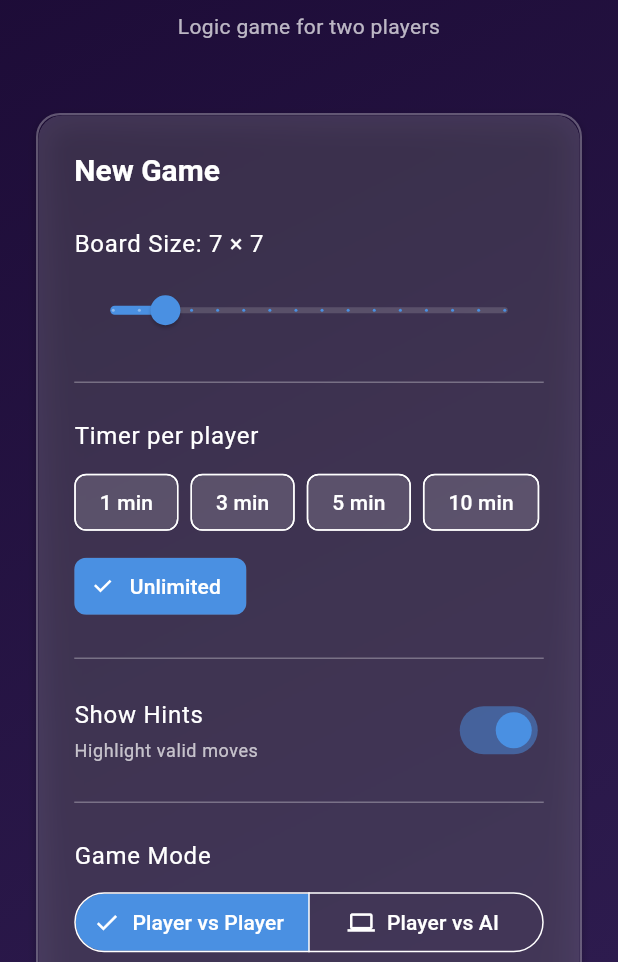
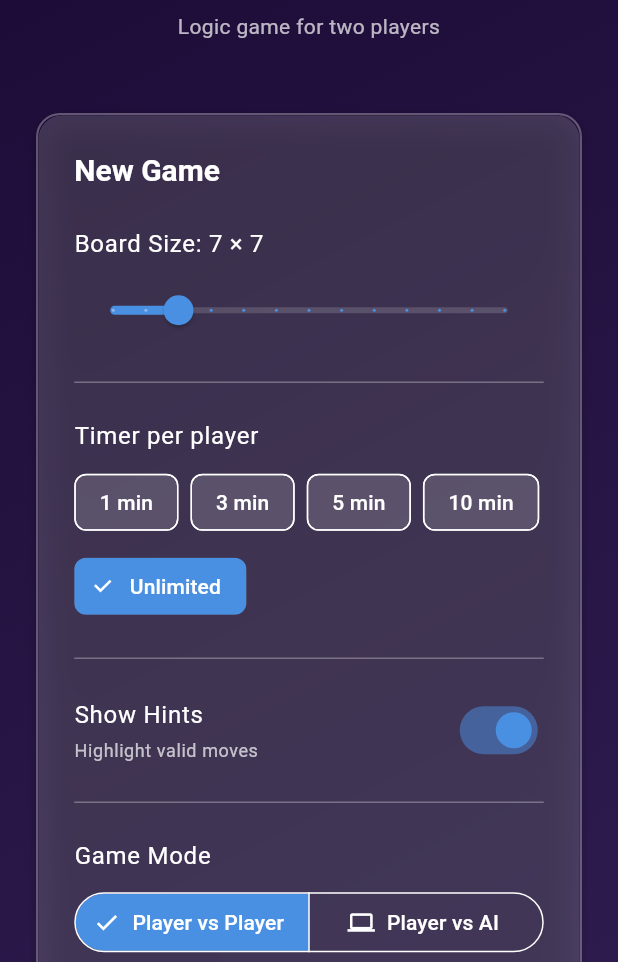
Before and after one commit to sgazz/Squart, a Flutter app: the screen it shows after launch, after a tap on the "close" icon, on a phone screen of 412 x 824 dp, the part 274-1236 px from its top. Run offline on Flutter 3.47's test engine with Material 3 defaults, Android fonts, the light colour scheme and no system bars; our stand-ins replace flutter_animate, just_audio, shared_preferences, vibration.

Commit message:
🎯 Phase 7.1d: Platform-aware board size limits
✅ Problem RESOLVED:
- Overflow na velikim board-ovima (19×19, 20×20) na iPhone-u
- Ćelije manje od minCellSize (20px) uzrokuju overflow

✅ Rešenje: Dynamic calculation
- Dodato: getMaxBoardSizeForScreen(screenWidth) funkcija
- Automatski izračunava max board size za svaki device
- Garantuje da ćelije nikad neće biti < 20px

✅ Max Board Sizes per Device:
- iPhone SE/11 (375px): 15×15 max (cellSize ~21px)
- iPhone 15 (393px): 16×16 max (cellSize ~21px)
- iPhone Pro Max (430px): 18×18 max (cellSize ~20px)
- iPad (768px+): 20×20 max (cellSize 35-49px)

✅ Benefits:
- No overflow na bilo kom uređaju
- Touch targets uvek ≥ 20px (Apple HIG compliant)
- Platform-aware (svaki device dobija optimalan max)
- Existing UI preserved (samo slider max se prilagođava)
- Better UX (natural size limiting)

✅ Mathematical verification:
Formula: maxSize = floor((screenWidth - 30) / 22)
Tested i verified za sve iPhone i iPad modele

Status: Production ready, matematički verifikovano!

```diff
--- a/lib/core/constants/game_constants.dart
+++ b/lib/core/constants/game_constants.dart
@@ -7,11 +7,30 @@ class GameConstants {
   /// Minimum board size
   static const int minBoardSize = 5;
 
-  /// Maximum board size
+  /// Maximum board size (absolute maximum, may be limited by screen size)
   static const int maxBoardSize = 20;
 
   /// Default board size
   static const int defaultBoardSize = 7;
+
+  /// Calculate maximum board size based on screen width
+  /// This ensures cells never go below minCellSize (20px)
+  static int getMaxBoardSizeForScreen(double screenWidth) {
+    const double minCellSize = 20.0;
+    const double boardPadding = 16.0 * 2; // AppSizes.boardPadding * 2
+    const double cellGap = 2.0; // AppSizes.cellGap
+
+    // Available width for board
+    final double availableWidth = screenWidth - boardPadding;
+
+    // Calculate max board size that keeps cells >= minCellSize
+    // Formula: (availableWidth - (size - 1) * cellGap) / size >= minCellSize
+    // Simplified: size <= (availableWidth + cellGap) / (minCellSize + cellGap)
+    final int calculatedMax = ((availableWidth + cellGap) / (minCellSize + cellGap)).floor();
+
+    // Clamp between minBoardSize and maxBoardSize
+    return calculatedMax.clamp(minBoardSize, maxBoardSize);
+  }
 
   /// Minimum percentage of black cells
   static const double minBlackCellsPercent = 0.17; // 17%
--- a/lib/screens/home_screen.dart
+++ b/lib/screens/home_screen.dart
@@ -137,6 +137,24 @@ class _HomeScreenState extends State<HomeScreen> {
                       const SizedBox(height: AppSizes.spaceL),
 
                       // Board Size
+                      Builder(
+                        builder: (context) {
+                          // Calculate max board size based on screen width
+                          final screenWidth = MediaQuery.of(context).size.width;
+                          final maxSize = GameConstants.getMaxBoardSizeForScreen(screenWidth);
+
+                          // Clamp current board size to max
+                          if (_boardSize > maxSize) {
+                            WidgetsBinding.instance.addPostFrameCallback((_) {
+                              setState(() {
+                                _boardSize = maxSize;
+                              });
+                            });
+                          }
+
+                          return Column(
+                            crossAxisAlignment: CrossAxisAlignment.stretch,
+                            children: [
                               Text(
                                 'Board Size: $_boardSize × $_boardSize',
                                 style: Theme.of(context).textTheme.bodyLarge,
@@ -145,14 +163,18 @@ class _HomeScreenState extends State<HomeScreen> {
                               Slider(
                                 value: _boardSize.toDouble(),
                                 min: GameConstants.minBoardSize.toDouble(),
-                        max: GameConstants.maxBoardSize.toDouble(),
-                        divisions: GameConstants.maxBoardSize - GameConstants.minBoardSize,
+                                max: maxSize.toDouble(),
+                                divisions: maxSize - GameConstants.minBoardSize,
                                 label: '$_boardSize × $_boardSize',
                                 activeColor: AppColors.blueToken,
                                 onChanged: (value) {
                                   setState(() {
                                     _boardSize = value.toInt();
                                   });
+                                },
+                              ),
+                            ],
+                          );
                         },
                       ),
 
```
Also changed, not shown: 1 other file. Lines whose indentation alone changed are shown as unchanged.
